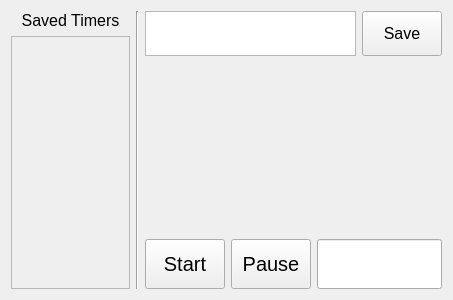
First picture: the form in src/ui/timer_tab.ui, repository Archangel4148/Capstone-Project-Fall-2025, before the edit.
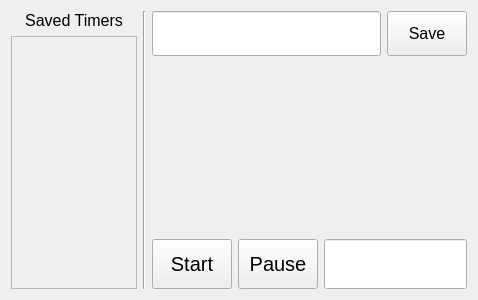
Second picture: the form after the edit.

Commit message: Got timer saving/loading working, handled duplicate timers

Patch:
```diff
--- a/src/ui/timer_tab.ui
+++ b/src/ui/timer_tab.ui
@@ -6,7 +6,7 @@
    <rect>
     <x>0</x>
     <y>0</y>
-    <width>453</width>
+    <width>478</width>
     <height>300</height>
    </rect>
   </property>
@@ -41,10 +41,29 @@
          <rect>
           <x>0</x>
           <y>0</y>
-          <width>94</width>
-          <height>248</height>
+          <width>119</width>
+          <height>243</height>
          </rect>
         </property>
+        <layout class="QVBoxLayout" name="verticalLayout_4">
+         <item>
+          <layout class="QVBoxLayout" name="saved_timers_layout">
+           <item>
+            <spacer name="verticalSpacer">
+             <property name="orientation">
+              <enum>Qt::Vertical</enum>
+             </property>
+             <property name="sizeHint" stdset="0">
+              <size>
+               <width>20</width>
+               <height>40</height>
+              </size>
+             </property>
+            </spacer>
+           </item>
+          </layout>
+         </item>
+        </layout>
        </widget>
       </widget>
      </item>
@@ -60,22 +79,22 @@
    <item>
     <layout class="QVBoxLayout" name="verticalLayout" stretch="0,1,0">
      <item>
-      <layout class="QHBoxLayout" name="horizontalLayout_2" stretch="5,1">
+      <layout class="QHBoxLayout" name="horizontalLayout_2" stretch="1,0">
        <item>
-        <widget class="QTextEdit" name="timer_name_edit">
-         <property name="maximumSize">
+        <widget class="QLineEdit" name="timer_name_edit">
+         <property name="minimumSize">
           <size>
-           <width>16777215</width>
+           <width>0</width>
            <height>45</height>
           </size>
          </property>
          <property name="font">
           <font>
-           <pointsize>20</pointsize>
+           <pointsize>18</pointsize>
           </font>
          </property>
-         <property name="verticalScrollBarPolicy">
-          <enum>Qt::ScrollBarAsNeeded</enum>
+         <property name="text">
+          <string/>
          </property>
         </widget>
        </item>
```
Left out of the diff: 2 changed lines with no effect on the pictures. The commit also changes 3 other files.
